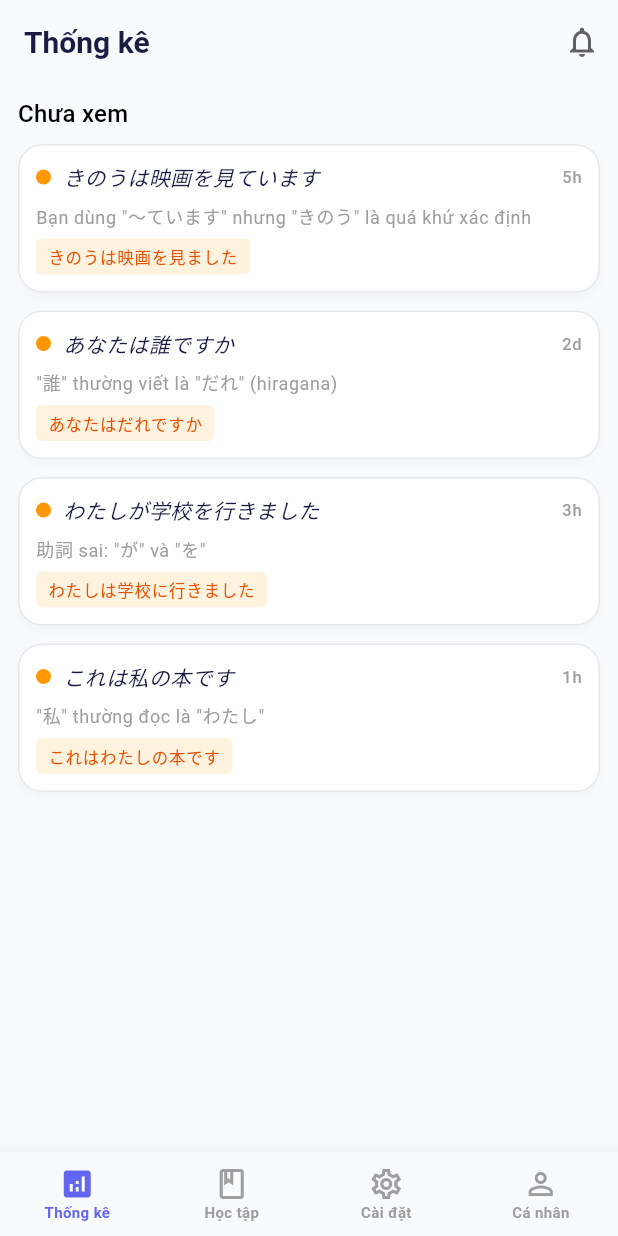
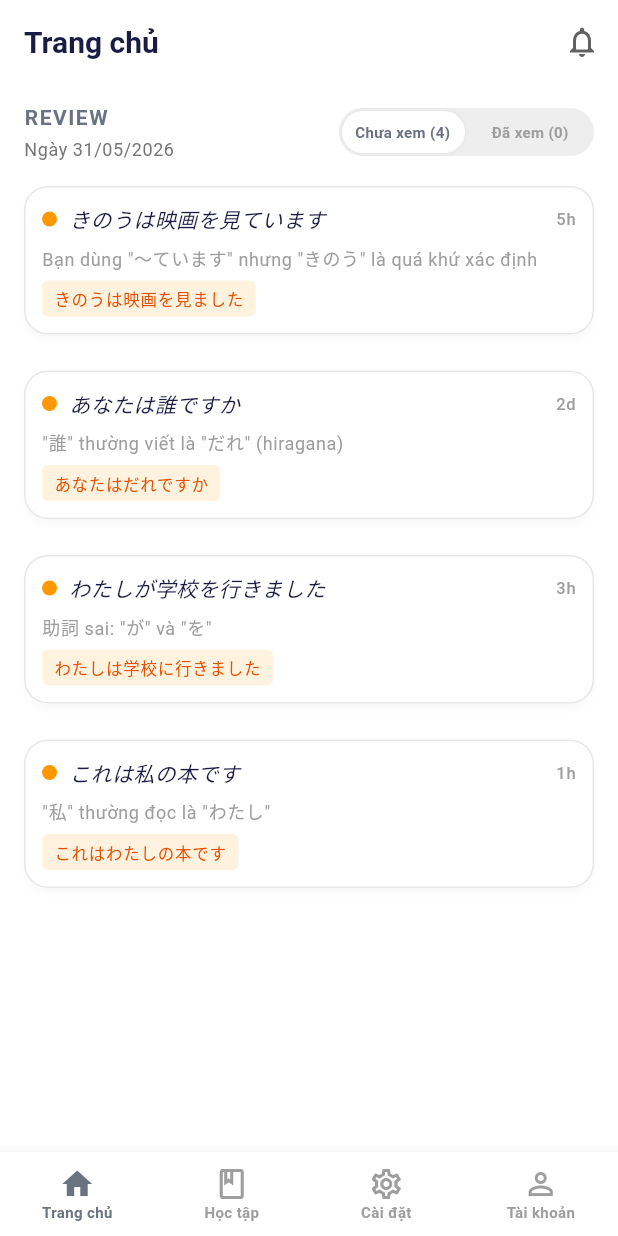
Before and after one commit to Letuananh1207/ChatBuddy_app, a Flutter app: the MainScreen screen opened by its route, on a phone screen of 412 x 824 dp. Run offline on Flutter 3.47's test engine with Material 3 defaults, Android fonts, the phone set to English and light mode, and no system bars; our stand-ins replace dio, flutter_riverpod, flutter_secure_storage, freezed_annotation, go_router; accounts and stored records are empty.

Commit message:
Hoàn thiện sơ khai ý tưởng thống kê

```diff
--- a/lib/core/constants/colors.dart
+++ b/lib/core/constants/colors.dart
@@ -1,8 +1,8 @@
 import 'package:flutter/material.dart';
 
 class AppColors {
-  static const Color background = Color(0xFFF9FAFB);
-  static const Color indigo = Color(0xFF6366F1);
+  static const Color background = Colors.white;
+  static const Color indigo = Color(0xFF6B7282);
 
   static const Color darkText = Color(0xFF1A1C43);
   static const Color lightText = Colors.grey;
--- a/lib/presentation/learning/learning_screen.dart
+++ b/lib/presentation/learning/learning_screen.dart
@@ -49,9 +49,8 @@ class _LearningScreenState extends State<LearningScreen> {
 
   @override
   Widget build(BuildContext context) {
-    final filteredLessons = lessons
-        .where((l) => l['type'] == viewMode)
-        .toList();
+    final filteredLessons =
+        lessons.where((l) => l['type'] == viewMode).toList();
 
     return Scaffold(
       backgroundColor: AppColors.background,
@@ -63,7 +62,7 @@ class _LearningScreenState extends State<LearningScreen> {
             child: Row(
               mainAxisAlignment: MainAxisAlignment.spaceBetween,
               children: [
-                const SectionTitle(title: 'HỌC TỪ LỖI SAI'),
+                const SectionTitle(title: 'ĐỀ XUẤT CÁ NHÂN'),
                 LearningFilter(
                   viewMode: viewMode,
                   onModeChanged: (mode) => setState(() => viewMode = mode),
--- a/lib/presentation/main_screen.dart
+++ b/lib/presentation/main_screen.dart
@@ -15,7 +15,7 @@ class MainScreen extends StatefulWidget {
 class _MainScreenState extends State<MainScreen> {
   int _selectedIndex = 0;
 
-  static const _titles = ['Thống kê', 'Học tập', 'Cài đặt', 'Cá nhân'];
+  static const _titles = ['Trang chủ', 'Học tập', 'Cài đặt', 'Tài khoản'];
 
   final List<Widget> _screens = const [
     StatisticScreen(),
@@ -68,9 +68,9 @@ class _MainScreenState extends State<MainScreen> {
         unselectedFontSize: 11,
         items: const [
           BottomNavigationBarItem(
-            icon: Icon(Icons.analytics_outlined),
-            activeIcon: Icon(Icons.analytics),
-            label: 'Thống kê',
+            icon: Icon(Icons.home_outlined),
+            activeIcon: Icon(Icons.home),
+            label: 'Trang chủ',
           ),
           BottomNavigationBarItem(
             icon: Icon(Icons.book_outlined),
@@ -85,7 +85,7 @@ class _MainScreenState extends State<MainScreen> {
           BottomNavigationBarItem(
             icon: Icon(Icons.person_outline),
             activeIcon: Icon(Icons.person),
-            label: 'Cá nhân',
+            label: 'Tài khoản',
           ),
         ],
       ),
--- a/lib/presentation/settings/settings_screen.dart
+++ b/lib/presentation/settings/settings_screen.dart
@@ -23,8 +23,6 @@ class _SettingsScreenState extends State<SettingsScreen> {
         child: Column(
           crossAxisAlignment: CrossAxisAlignment.start,
           children: [
-            const SectionTitle(title: 'CÀI ĐẶT'),
-            const SizedBox(height: 12),
             AppCard(
               borderRadius: 20,
               child: Column(
--- a/lib/presentation/statistic/statistic_screen.dart
+++ b/lib/presentation/statistic/statistic_screen.dart
@@ -1,5 +1,7 @@
 // lib/screens/statistic_screen.dart
 import 'package:flutter/material.dart';
+import '../../core/constants/colors.dart';
+import '../../core/widgets/section_title.dart';
 import './models/conversation_statistic.dart';
 import './widgets/expandable_message_card.dart';
 
@@ -12,6 +14,8 @@ class StatisticScreen extends StatefulWidget {
 
 class _StatisticScreenState extends State<StatisticScreen> {
   late List<ConversationStatistic> messages;
+  String selectedTab = 'unreviewed';
+  String? expandedCardId;
 
   @override
   void initState() {
@@ -75,30 +79,151 @@ class _StatisticScreenState extends State<StatisticScreen> {
   Widget build(BuildContext context) {
     final unreviewed = messages.where((m) => !m.isReviewed).toList();
     final reviewed = messages.where((m) => m.isReviewed).toList();
+    final currentItems = selectedTab == 'unreviewed' ? unreviewed : reviewed;
+    final emptyText = selectedTab == 'unreviewed'
+        ? 'Không có mục chưa xem'
+        : 'Không có mục đã xem';
+
+    final today = DateTime.now();
+    final formattedDate =
+        '${today.day.toString().padLeft(2, '0')}/${today.month.toString().padLeft(2, '0')}/${today.year}';
 
     return Scaffold(
-      body: ListView(
-        padding: const EdgeInsets.symmetric(horizontal: 12, vertical: 8),
+      backgroundColor: AppColors.background,
+      body: Column(
         children: [
-          if (unreviewed.isNotEmpty) ...[
-            Text('Chưa xem', style: Theme.of(context).textTheme.titleMedium),
-            const SizedBox(height: 8),
-            ...unreviewed.map((msg) => ExpandableMessageCard(
-                  stat: msg,
-                  onReviewed: () => setState(() {}),
-                )),
-            const SizedBox(height: 16),
-          ],
-          if (reviewed.isNotEmpty) ...[
-            Text('Đã xem', style: Theme.of(context).textTheme.titleMedium),
-            const SizedBox(height: 8),
-            ...reviewed.map((msg) => ExpandableMessageCard(
-                  stat: msg,
-                  onReviewed: () => setState(() {}),
-                )),
-          ],
+          Padding(
+            padding: const EdgeInsets.fromLTRB(16, 12, 16, 0),
+            child: Row(
+              mainAxisAlignment: MainAxisAlignment.spaceBetween,
+              children: [
+                Column(
+                  crossAxisAlignment: CrossAxisAlignment.start,
+                  children: [
+                    const SectionTitle(title: 'REVIEW'),
+                    const SizedBox(height: 4),
+                    Text(
+                      'Ngày $formattedDate',
+                      style: Theme.of(context).textTheme.bodySmall?.copyWith(
+                            color: Colors.grey.shade600,
+                          ),
+                    ),
+                  ],
+                ),
+                _buildTabFilter(context, unreviewed.length, reviewed.length),
+              ],
+            ),
+          ),
+          Expanded(
+            child: currentItems.isEmpty
+                ? Center(
+                    child: Text(
+                      emptyText,
+                      style: Theme.of(context)
+                          .textTheme
+                          .bodyMedium
+                          ?.copyWith(color: Colors.grey[600]),
+                    ),
+                  )
+                : ListView.separated(
+                    padding: const EdgeInsets.all(16),
+                    itemCount: currentItems.length,
+                    itemBuilder: (context, index) {
+                      final item = currentItems[index];
+                      return ExpandableMessageCard(
+                        stat: item,
+                        isExpanded: item.id == expandedCardId,
+                        onToggle: () => setState(() {
+                          expandedCardId = expandedCardId == item.id ? null : item.id;
+                        }),
+                        onReviewed: () => setState(() {}),
+                      );
+                    },
+                    separatorBuilder: (context, index) =>
+                        const SizedBox(height: 12),
+                  ),
+          ),
         ],
       ),
     );
   }
+
+  Widget _buildTabFilter(
+      BuildContext context, int unreviewedCount, int reviewedCount) {
+    return Container(
+      height: 32,
+      width: 170,
+      decoration: BoxDecoration(
+        color: Colors.grey.shade200,
+        borderRadius: BorderRadius.circular(16),
+      ),
+      child: Stack(
+        children: [
+          AnimatedAlign(
+            duration: const Duration(milliseconds: 200),
+            curve: Curves.easeInOut,
+            alignment: selectedTab == 'unreviewed'
+                ? Alignment.centerLeft
+                : Alignment.centerRight,
+            child: Container(
+              width: 82,
+              height: 28,
+              margin: const EdgeInsets.symmetric(horizontal: 2),
+              decoration: BoxDecoration(
+                color: Colors.white,
+                borderRadius: BorderRadius.circular(14),
+                boxShadow: [
+                  BoxShadow(
+                    color: Colors.black.withOpacity(0.05),
+                    blurRadius: 2,
+                  ),
+                ],
+              ),
+            ),
+          ),
+          Row(
+            children: [
+              _buildFilterButton(
+                label: 'Chưa xem',
+                count: unreviewedCount,
+                isActive: selectedTab == 'unreviewed',
+                onTap: () => setState(() => selectedTab = 'unreviewed'),
+              ),
+              _buildFilterButton(
+                label: 'Đã xem',
+                count: reviewedCount,
+                isActive: selectedTab == 'reviewed',
+                onTap: () => setState(() => selectedTab = 'reviewed'),
+              ),
+            ],
+          ),
+        ],
+      ),
+    );
+  }
+
+  Widget _buildFilterButton({
+    required String label,
+    required int count,
+    required bool isActive,
+    required VoidCallback onTap,
+  }) {
+    return Expanded(
+      child: GestureDetector(
+        onTap: onTap,
+        behavior: HitTestBehavior.opaque,
+        child: Center(
+          child: Text(
+            '$label ($count)',
+            textAlign: TextAlign.center,
+            style: TextStyle(
+              fontSize: 10,
+              fontWeight: FontWeight.bold,
+              color: isActive ? AppColors.indigo : Colors.grey.shade500,
+            ),
+          ),
+        ),
+      ),
+    );
+  }
 }
--- a/lib/presentation/statistic/widgets/expandable_message_card.dart
+++ b/lib/presentation/statistic/widgets/expandable_message_card.dart
@@ -2,22 +2,19 @@
 import 'package:flutter/material.dart';
 import '../models/conversation_statistic.dart';
 
-class ExpandableMessageCard extends StatefulWidget {
+class ExpandableMessageCard extends StatelessWidget {
   final ConversationStatistic stat;
-  final VoidCallback onReviewed; // callback để báo cho màn hình
+  final bool isExpanded;
+  final VoidCallback onToggle;
+  final VoidCallback onReviewed;
 
   const ExpandableMessageCard({
     super.key,
     required this.stat,
+    required this.isExpanded,
+    required this.onToggle,
     required this.onReviewed,
   });
-
-  @override
-  State<ExpandableMessageCard> createState() => _ExpandableMessageCardState();
-}
-
-class _ExpandableMessageCardState extends State<ExpandableMessageCard> {
-  bool _isExpanded = false;
 
   Color _getStatusColor(bool hasError) =>
       hasError ? Colors.orange : Colors.green;
@@ -39,14 +36,13 @@ class _ExpandableMessageCardState extends State<ExpandableMessageCard> {
 
   @override
   Widget build(BuildContext context) {
-    final stat = widget.stat;
     final mainTip = stat.improvements.isNotEmpty ? stat.improvements.first : '';
 
     return Card(
       margin: const EdgeInsets.only(bottom: 12),
       color: stat.isReviewed ? Colors.grey[100] : null,
       child: InkWell(
-        onTap: () => setState(() => _isExpanded = !_isExpanded),
+        onTap: onToggle,
         child: Padding(
           padding: const EdgeInsets.all(12),
           child: Column(
@@ -115,7 +111,7 @@ class _ExpandableMessageCardState extends State<ExpandableMessageCard> {
                     ),
                   ),
                 ),
-              if (_isExpanded) ...[
+              if (isExpanded) ...[
                 const SizedBox(height: 12),
                 Divider(color: Colors.grey[300], height: 1),
                 const SizedBox(height: 12),
@@ -135,14 +131,13 @@ class _ExpandableMessageCardState extends State<ExpandableMessageCard> {
                   _getStatusColor(stat.hasError),
                 ),
                 const SizedBox(height: 12),
+                if (!stat.isReviewed)
                   Align(
                     alignment: Alignment.centerRight,
                     child: TextButton(
                       onPressed: () {
-                      setState(() {
                         stat.isReviewed = true;
-                      });
-                      widget.onReviewed();
+                        onReviewed();
                       },
                       child: const Text('Đánh dấu đã xem'),
                     ),
```
Lines whose indentation alone changed are shown as unchanged.
